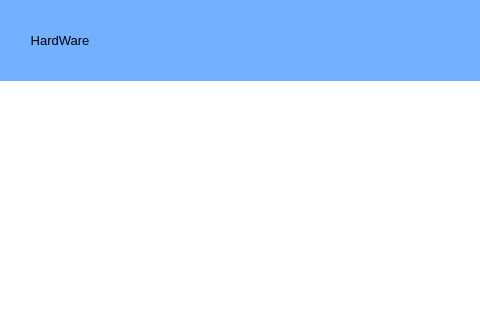
Qt form BLHardwareScaner/BLHardwareScaner/Ui/MainWindow.ui (BurnellLiu/LiuProject) before a commit; both pictures show x 0 to 480 and y 0 to 320 of the 800 by 540 pixel window.
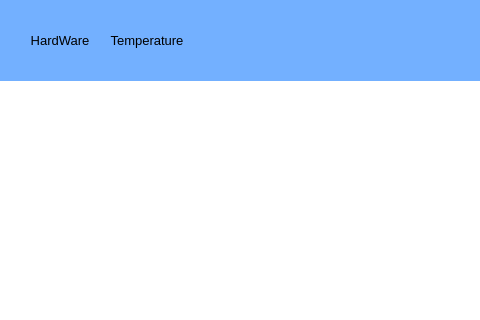
The same form after that commit.

Diff of the .ui file:
```diff
--- a/BLHardwareScaner/BLHardwareScaner/Ui/MainWindow.ui
+++ b/BLHardwareScaner/BLHardwareScaner/Ui/MainWindow.ui
@@ -84,6 +84,41 @@
           </property>
          </widget>
         </item>
+        <item>
+         <widget class="QToolButton" name="toolButtonTempManagement">
+          <property name="sizePolicy">
+           <sizepolicy hsizetype="Fixed" vsizetype="Expanding">
+            <horstretch>0</horstretch>
+            <verstretch>0</verstretch>
+           </sizepolicy>
+          </property>
+          <property name="minimumSize">
+           <size>
+            <width>80</width>
+            <height>70</height>
+           </size>
+          </property>
+          <property name="font">
+           <font>
+            <family>Microsoft YaHei UI</family>
+            <pointsize>10</pointsize>
+           </font>
+          </property>
+          <property name="styleSheet">
+           <string notr="true">QToolButton#toolButtonTempManagement
+{
+	border-style: none;
+}
+QToolButton#toolButtonTempManagement:hover
+{
+    background-color: rgb(167, 205, 255)
+}</string>
+          </property>
+          <property name="text">
+           <string>Temperature</string>
+          </property>
+         </widget>
+        </item>
         <item>
          <spacer name="horizontalSpacer">
           <property name="orientation">
```
